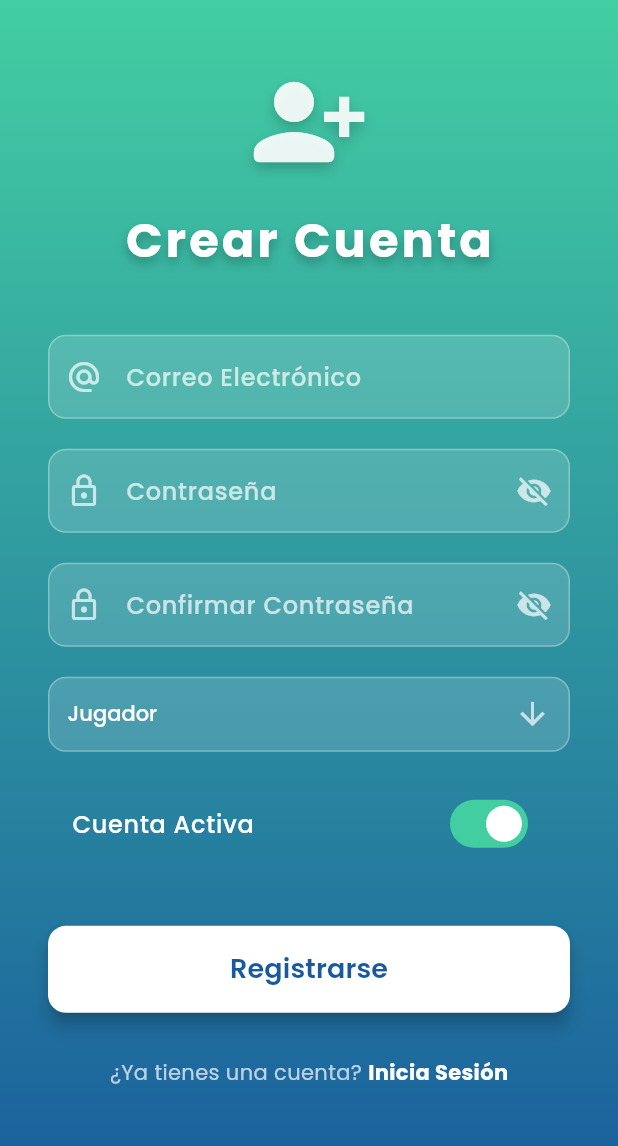
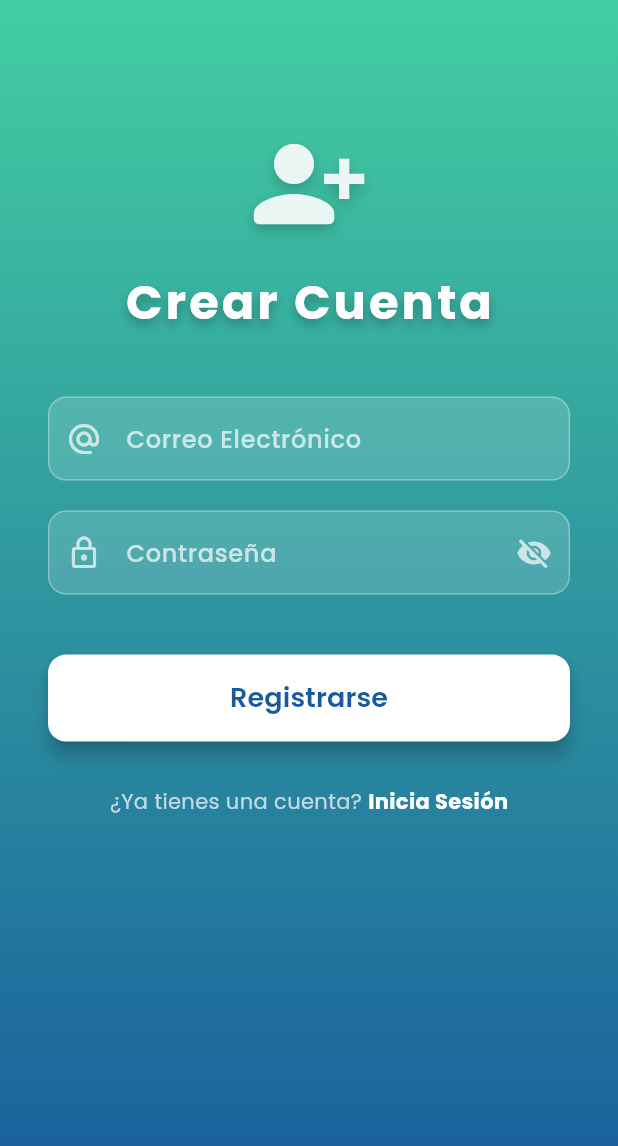
Before and after one commit to proyecto-de-11/Reservas-canchas-app, a Flutter app: the RegisterScreen screen opened by its route, on a phone screen of 412 x 824 dp. Shown: the top 1146 px of the screen. Run offline on Flutter 3.47's test engine with Material 3 defaults, Android fonts, the phone set to English and light mode, and no system bars; our stand-ins replace fl_chart, go_router, google_fonts.

Commit message:
RC-180 cambio de diseño

```diff
--- a/lib/register_screen.dart
+++ b/lib/register_screen.dart
@@ -14,20 +14,17 @@ class _RegisterScreenState extends State<RegisterScreen> with SingleTickerProvid
   final AuthService _authService = AuthService();
 
   bool _obscurePassword = true;
-  bool _obscureConfirmPassword = true;
-  bool _estaActivo = true;
-  int _idRol = 2;
+  final bool _estaActivo = true; // Valor por defecto
+  final int _idRol = 2; // Valor por defecto para "Usuario"
 
   late AnimationController _controller;
   late Animation<double> _fadeAnimation;
 
   final _emailController = TextEditingController();
   final _passwordController = TextEditingController();
-  final _confirmPasswordController = TextEditingController();
 
   final _emailFocusNode = FocusNode();
   final _passwordFocusNode = FocusNode();
-  final _confirmPasswordFocusNode = FocusNode();
 
   @override
   void initState() {
@@ -44,7 +41,6 @@ class _RegisterScreenState extends State<RegisterScreen> with SingleTickerProvid
     _controller.forward();
     _emailFocusNode.addListener(() => setState(() {}));
     _passwordFocusNode.addListener(() => setState(() {}));
-    _confirmPasswordFocusNode.addListener(() => setState(() {}));
   }
 
   @override
@@ -52,26 +48,18 @@ class _RegisterScreenState extends State<RegisterScreen> with SingleTickerProvid
     _controller.dispose();
     _emailController.dispose();
     _passwordController.dispose();
-    _confirmPasswordController.dispose();
     _emailFocusNode.dispose();
     _passwordFocusNode.dispose();
-    _confirmPasswordFocusNode.dispose();
     super.dispose();
   }
 
   void _register() async {
-    if (_passwordController.text != _confirmPasswordController.text) {
-      ScaffoldMessenger.of(context).showSnackBar(
-        const SnackBar(content: Text('Las contraseñas no coinciden.')),
-      );
-      return;
-    }
-
+    // La validación de confirmar contraseña ya no es necesaria
     bool success = await _authService.register(
       _emailController.text,
       _passwordController.text,
-      _idRol,
-      _estaActivo,
+      _idRol, // Se usa el valor por defecto
+      _estaActivo, // Se usa el valor por defecto
     );
 
     if (success) {
@@ -106,7 +94,7 @@ class _RegisterScreenState extends State<RegisterScreen> with SingleTickerProvid
                   mainAxisAlignment: MainAxisAlignment.center,
                   crossAxisAlignment: CrossAxisAlignment.stretch,
                   children: [
-                    SizedBox(height: MediaQuery.of(context).size.height * 0.05),
+                    SizedBox(height: MediaQuery.of(context).size.height * 0.1),
                     _buildHeader(),
                     const SizedBox(height: 40),
                     _buildTextField(
@@ -125,25 +113,12 @@ class _RegisterScreenState extends State<RegisterScreen> with SingleTickerProvid
                       obscureText: _obscurePassword,
                       toggleObscure: () => setState(() => _obscurePassword = !_obscurePassword),
                     ),
-                    const SizedBox(height: 20),
-                    _buildTextField(
-                      controller: _confirmPasswordController,
-                      focusNode: _confirmPasswordFocusNode,
-                      icon: Icons.lock_outline,
-                      hint: 'Confirmar Contraseña',
-                      isPassword: true,
-                      obscureText: _obscureConfirmPassword,
-                      toggleObscure: () => setState(() => _obscureConfirmPassword = !_obscureConfirmPassword),
-                    ),
-                    const SizedBox(height: 20),
-                    _buildRoleDropdown(),
-                    const SizedBox(height: 20),
-                    _buildStatusSwitch(),
+                    // Se eliminan los campos de confirmar contraseña, rol y estado.
                     const SizedBox(height: 40),
                     _buildRegisterButton(),
                     const SizedBox(height: 30),
                     _buildLoginLink(),
-                    SizedBox(height: MediaQuery.of(context).size.height * 0.05),
+                    SizedBox(height: MediaQuery.of(context).size.height * 0.1),
                   ],
                 ),
               ),
@@ -216,54 +191,6 @@ class _RegisterScreenState extends State<RegisterScreen> with SingleTickerProvid
     );
   }
 
-  Widget _buildRoleDropdown() {
-    return Container(
-      padding: const EdgeInsets.symmetric(horizontal: 12.0),
-      decoration: BoxDecoration(
-        color: Colors.white.withOpacity(0.15),
-        borderRadius: BorderRadius.circular(12),
-        border: Border.all(color: Colors.white.withOpacity(0.3)),
-      ),
-      child: DropdownButtonHideUnderline(
-        child: DropdownButton<int>(
-          value: _idRol,
-          isExpanded: true,
-          icon: const Icon(Icons.arrow_downward, color: Colors.white70),
-          dropdownColor: const Color(0xFF185a9d),
-          style: GoogleFonts.poppins(color: Colors.white, fontWeight: FontWeight.w500),
-          items: const [
-            DropdownMenuItem(value: 1, child: Text('Administrador')),
-            DropdownMenuItem(value: 2, child: Text('Jugador')),
-          ],
-          onChanged: (int? newValue) {
-            setState(() {
-              _idRol = newValue!;
-            });
-          },
-        ),
-      ),
-    );
-  }
-
-  Widget _buildStatusSwitch() {
-    return SwitchListTile(
-      title: Text(
-        'Cuenta Activa',
-        style: GoogleFonts.poppins(color: Colors.white, fontWeight: FontWeight.w500),
-      ),
-      value: _estaActivo,
-      onChanged: (bool value) {
-        setState(() {
-          _estaActivo = value;
-        });
-      },
-      activeColor: Colors.white,
-      activeTrackColor: const Color(0xFF43cea2),
-      inactiveThumbColor: Colors.white70,
-      inactiveTrackColor: Colors.white.withOpacity(0.3),
-    );
-  }
-
   Widget _buildRegisterButton() {
     return ElevatedButton(
       onPressed: _register,
```
Also changed, not shown: 1 other file.
